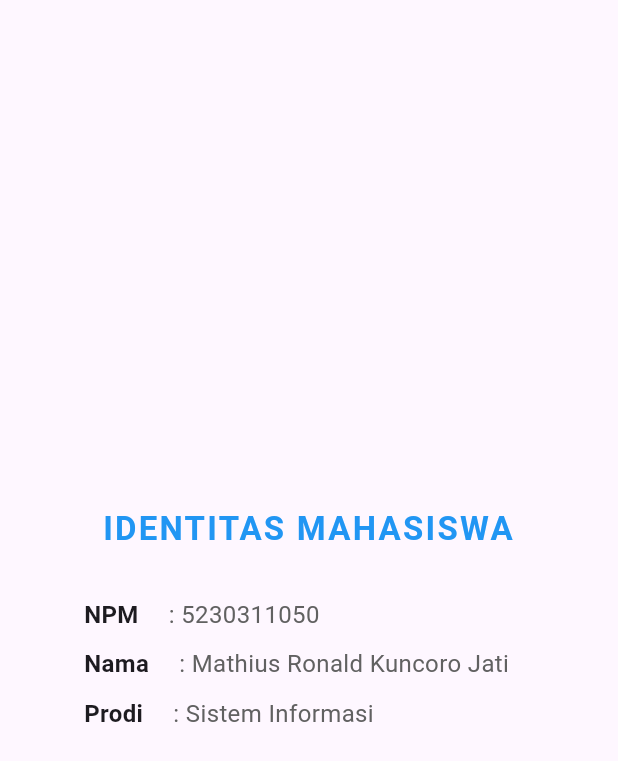
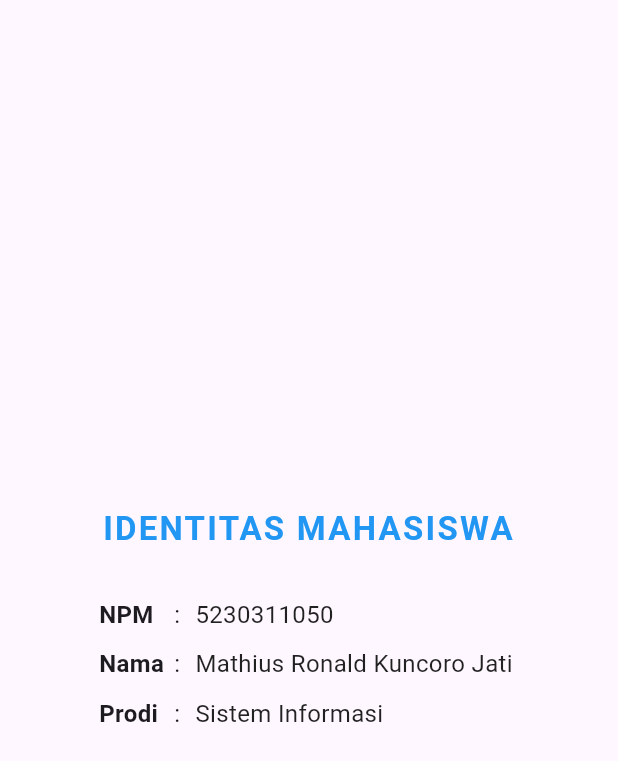
Before and after one commit to MathiusRonaldKJ/5230311050_MathiusRonaldKuncoroJati_Tugas1.5, a Flutter app: the screen it shows after launch, on a phone screen of 412 x 824 dp. Shown: the top 761 px of the screen. Run offline on Flutter 3.47's test engine with Material 3 defaults, Android fonts, the phone set to English and light mode, and no system bars.

Commit message:
Refactor layout and styling in main.dart

```diff
--- a/lib/main.dart
+++ b/lib/main.dart
@@ -23,11 +23,8 @@ class HomePage extends StatelessWidget {
   Widget build(BuildContext context) {
     return Scaffold(
       body: Center(
-        child: Padding(
-          padding: const EdgeInsets.all(20.0),
         child: Column(
           mainAxisAlignment: MainAxisAlignment.center,
-            crossAxisAlignment: CrossAxisAlignment.center,
           children: [
             // Judul IDENTITAS MAHASISWA dengan warna biru
             const Text(
@@ -36,64 +33,81 @@ class HomePage extends StatelessWidget {
                 fontSize: 22,
                 fontWeight: FontWeight.bold,
                 letterSpacing: 1.5,
-                  color: Colors.blue, // Warna biru
+                color: Colors.blue,
               ),
               textAlign: TextAlign.center,
             ),
 
             const SizedBox(height: 30),
 
-              // Container untuk konten yang rata kiri
+            // Container untuk konten yang rata kiri dengan padding kiri
             Container(
-                width: 300,
-                child: Column(
+              width: 320,
+              padding: const EdgeInsets.only(left: 20), // Geser ke kanan 20 pixel
+              child: const Column(
                 crossAxisAlignment: CrossAxisAlignment.start,
                 children: [
                   // NPM
                   Row(
                     children: [
-                        const Text(
+                      SizedBox(
+                        width: 50,
+                        child: Text(
                           'NPM',
                           style: TextStyle(fontWeight: FontWeight.bold, fontSize: 16),
                         ),
-                        const SizedBox(width: 20),
-                        Text(
-                          ': 5230311050',
-                          style: TextStyle(color: Colors.grey[700], fontSize: 16),
+                      ),
+                      Text(':', style: TextStyle(fontSize: 16)),
+                      SizedBox(width: 10),
+                      Expanded(
+                        child: Text(
+                          '5230311050',
+                          style: TextStyle(color: Colors.black87, fontSize: 16),
+                        ),
                       ),
                     ],
                   ),
-                    const SizedBox(height: 10),
+                  SizedBox(height: 10),
 
                   // Nama
                   Row(
                     children: [
-                        const Text(
+                      SizedBox(
+                        width: 50,
+                        child: Text(
                           'Nama',
                           style: TextStyle(fontWeight: FontWeight.bold, fontSize: 16),
                         ),
-                        const SizedBox(width: 20),
+                      ),
+                      Text(':', style: TextStyle(fontSize: 16)),
+                      SizedBox(width: 10),
                       Expanded(
                         child: Text(
-                            ': Mathius Ronald Kuncoro Jati',
-                            style: TextStyle(color: Colors.grey[700], fontSize: 16),
+                          'Mathius Ronald Kuncoro Jati',
+                          style: TextStyle(color: Colors.black87, fontSize: 16),
                         ),
                       ),
                     ],
                   ),
-                    const SizedBox(height: 10),
+                  SizedBox(height: 10),
 
                   // Program Studi
                   Row(
                     children: [
-                        const Text(
+                      SizedBox(
+                        width: 50,
+                        child: Text(
                           'Prodi',
                           style: TextStyle(fontWeight: FontWeight.bold, fontSize: 16),
                         ),
-                        const SizedBox(width: 20),
-                        Text(
-                          ': Sistem Informasi',
-                          style: TextStyle(color: Colors.grey[700], fontSize: 16),
+                      ),
+                      Text(':', style: TextStyle(fontSize: 16)),
+                      SizedBox(width: 10),
+                      Expanded(
+                        child: Text(
+                          'Sistem Informasi',
+                          style: TextStyle(color: Colors.black87, fontSize: 16),
+                        ),
                       ),
                     ],
                   ),
@@ -103,7 +117,6 @@ class HomePage extends StatelessWidget {
           ],
         ),
       ),
-      ),
     );
   }
 }
```
Lines whose indentation alone changed are shown as unchanged.
